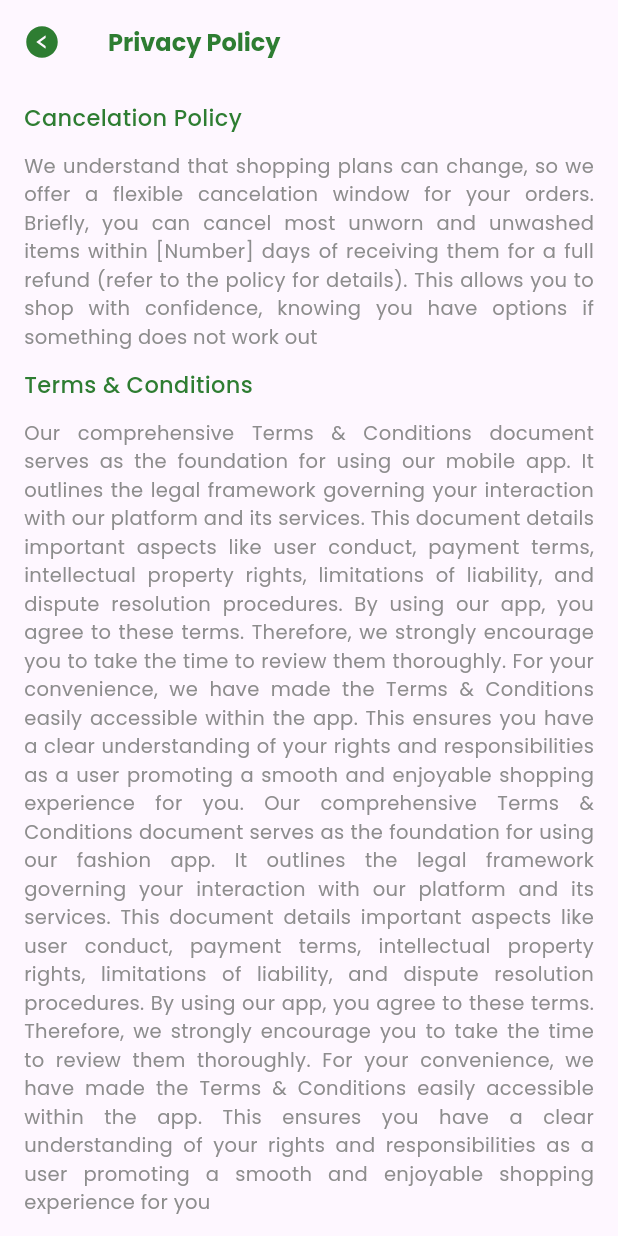
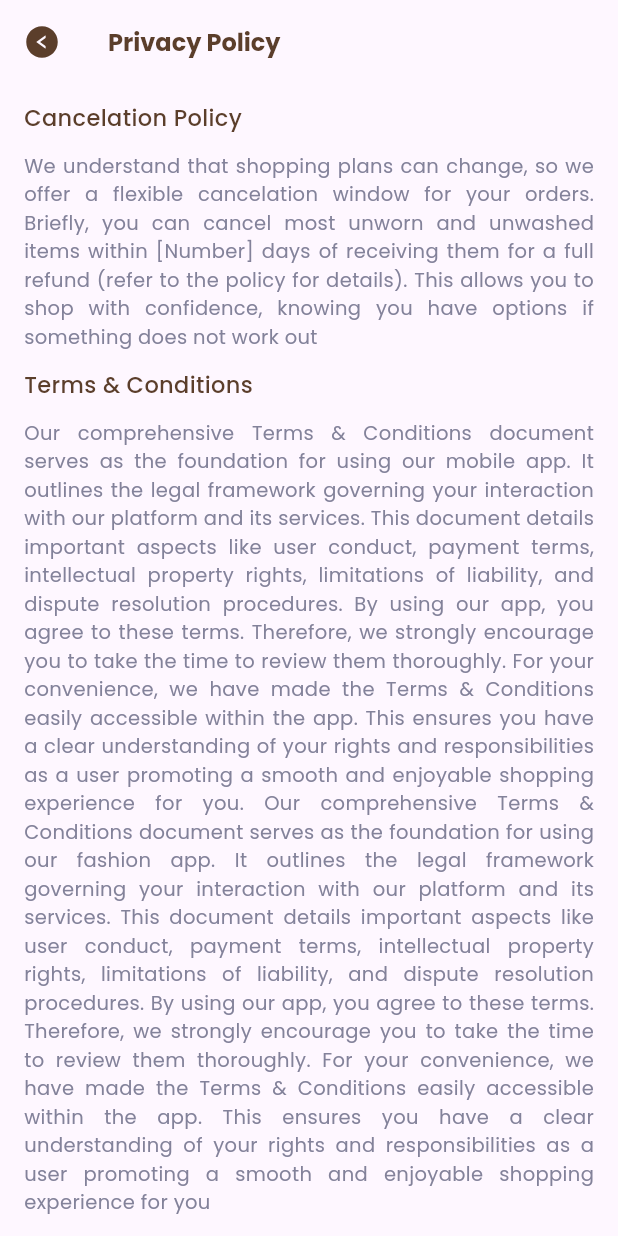
Before and after one commit to m16-omar/emart_store, a Flutter app: the PolicyScreen screen opened by its route, on a phone screen of 412 x 824 dp. Run offline on Flutter 3.47's test engine with Material 3 defaults, Android fonts, the phone set to English and light mode, and no system bars; our stand-ins replace cached_network_image, flutter_dotenv, flutter_image_slideshow, flutter_screenutil, flutter_svg, flutter_vector_icons and 5 more; missing offline and left inert: cross_connectivity, fashion_app; accounts and stored records are empty; network calls fail; statements that could not run were skipped.

Commit message:
Add files via upload

```diff
--- a/lib/common/utils/kcolors.dart
+++ b/lib/common/utils/kcolors.dart
@@ -1,31 +1,31 @@
 import 'package:flutter/material.dart';
 
+class Kolors {
+  static const Color kPrimary = Color(0xFF5B3E2B);
+  static const Color kPrimaryLight = Color(0xFFB47043);
+  static const Color kSecondaryLight = Color(0xFFffe5db);
+  static const Color kGray = Color(0xFF83829A);
+  static const Color kGrayLight = Color(0xFFC1C0C8);
+  static const Color kWhite = Color(0xFFFFFFFF);
+  static const Color kDark = Color(0xFF000000);
+  static const Color kOffWhite = Color(0xFFF3F4F8);
+  static const Color kGold = Color(0xFFFFC107);
+  static const Color kRed = Color(0xFFC80000);
+}
+
 // class Kolors {
-//   static const Color kPrimary = Color(0xFF5B3E2B);
-//   static const Color kPrimaryLight = Color(0xFFB47043);
-//   static const Color kSecondaryLight = Color(0xFFffe5db);
-//   static const Color kGray = Color(0xFF83829A);
-//   static const Color kGrayLight = Color(0xFFC1C0C8);
-//   static const Color kWhite = Color(0xFFFFFFFF);
-//   static const Color kDark = Color(0xFF000000);
-//   static const Color kOffWhite = Color(0xFFF3F4F8);
-//   static const Color kGold = Color(0xFFFFC107);
-//   static const Color kRed = Color(0xFFC80000);
+//   static const Color kPrimary = Color(0xFF2E7D32); // A deep green
+//   static const Color kPrimaryLight = Color(0xFF66BB6A); // A lighter green
+//   static const Color kSecondaryLight =
+//       Color(0xFFC8E6C9); // A very light green shade
+//   static const Color kGray = Color(0xFF8D8D8D); // Neutral gray for balance
+//   static const Color kGrayLight =
+//       Color(0xFFD6D6D6); // Lighter gray for contrast
+//   static const Color kWhite = Color(0xFFFFFFFF); // Pure white remains unchanged
+//   static const Color kDark = Color(0xFF1B5E20); // Dark green for accent
+//   static const Color kOffWhite =
+//       Color(0xFFF1F8E9); // Off-white with a green tint
+//   static const Color kGold = Color(0xFFFFC107); // Gold for highlights remains
+//   static const Color kRed =
+//       Color(0xFFD32F2F); // Slightly toned down red for warnings
 // }
-
-class Kolors {
-  static const Color kPrimary = Color(0xFF2E7D32); // A deep green
-  static const Color kPrimaryLight = Color(0xFF66BB6A); // A lighter green
-  static const Color kSecondaryLight =
-      Color(0xFFC8E6C9); // A very light green shade
-  static const Color kGray = Color(0xFF8D8D8D); // Neutral gray for balance
-  static const Color kGrayLight =
-      Color(0xFFD6D6D6); // Lighter gray for contrast
-  static const Color kWhite = Color(0xFFFFFFFF); // Pure white remains unchanged
-  static const Color kDark = Color(0xFF1B5E20); // Dark green for accent
-  static const Color kOffWhite =
-      Color(0xFFF1F8E9); // Off-white with a green tint
-  static const Color kGold = Color(0xFFFFC107); // Gold for highlights remains
-  static const Color kRed =
-      Color(0xFFD32F2F); // Slightly toned down red for warnings
-}
```
